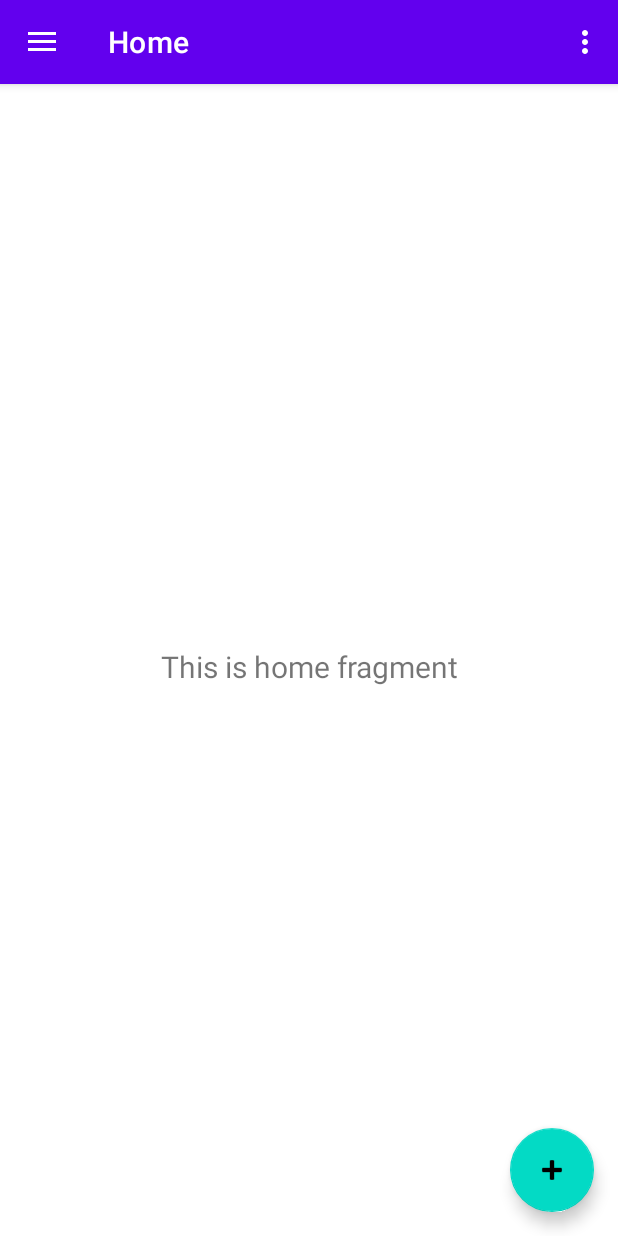
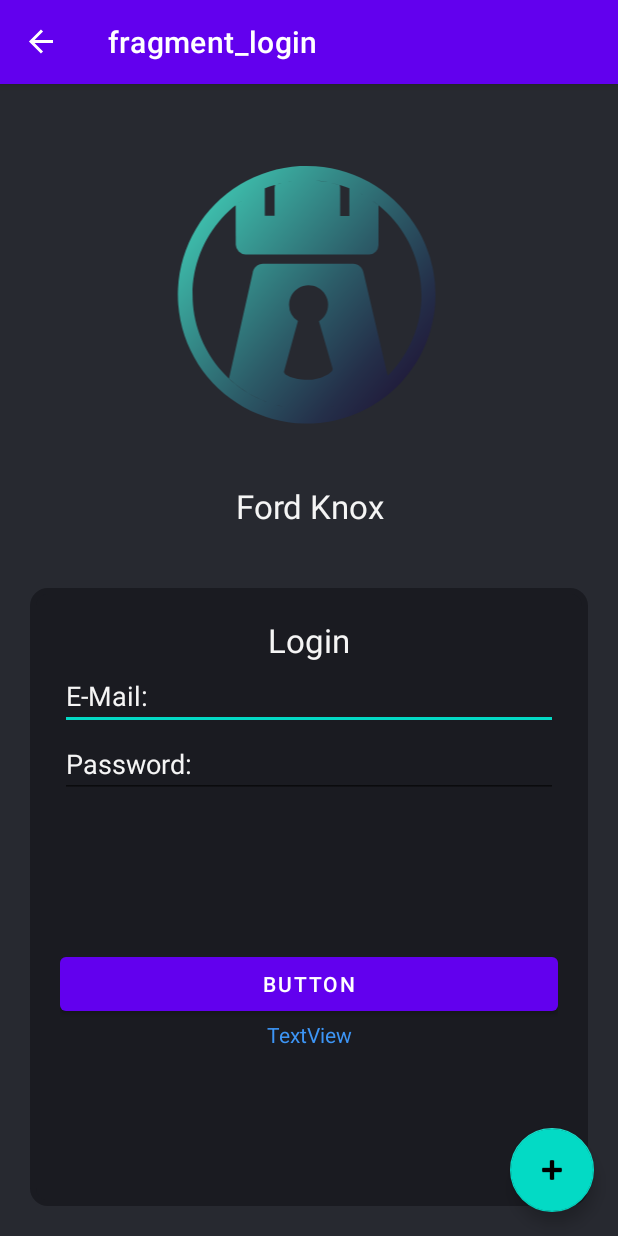
Before and after one commit to phillip12397/Tim, an Android app: the screen it shows after launch (MainActivity), on a phone screen of 412 x 824 dp. Run offline under Robolectric (Android 15) with nearby library versions, the light colour scheme and no system bars; our stand-ins replace navigation-ui.

Commit message:
FK-54 update navigation function

```diff
--- a/app/src/main/java/com/developfuture/fortknox/LoginActivity.java
+++ /dev/null
@@ -1,34 +0,0 @@
-package com.developfuture.fortknox;
-
-import android.content.Intent;
-import android.os.Bundle;
-import android.view.View;
-import android.widget.Button;
-
-import androidx.appcompat.app.AppCompatActivity;
-import androidx.navigation.Navigation;
-
-public class LoginActivity extends AppCompatActivity {
-
-    private Button button = null;
-    private View mainView = findViewById(R.id.navigate_to_home);
-
-    @Override
-    protected void onCreate(Bundle savedInstanceState) {
-        super.onCreate(savedInstanceState);
-        setContentView(R.layout.fragment_login);
-
-        button = (Button) findViewById(R.id.login_button);
-        button.setOnClickListener(new View.OnClickListener() {
-            @Override
-            public void onClick(View v) {
-                openInsideActivity4();
-            }
-        });
-    }
-
-    public void openInsideActivity4()
-    {
-        Navigation.findNavController( mainView );
-    }
-}
--- a/app/src/main/java/com/developfuture/fortknox/MainActivity.java
+++ b/app/src/main/java/com/developfuture/fortknox/MainActivity.java
@@ -48,13 +48,6 @@ public class MainActivity extends AppCompatActivity {
     }
 
     @Override
-    public boolean onCreateOptionsMenu(Menu menu) {
-        // Inflate the menu; this adds items to the action bar if it is present.
-        getMenuInflater().inflate(R.menu.main, menu);
-        return true;
-    }
-
-    @Override
     public boolean onSupportNavigateUp() {
         NavController navController = Navigation.findNavController(this, R.id.nav_host_fragment);
         return NavigationUI.navigateUp(navController, mAppBarConfiguration)
--- /dev/null
+++ b/app/src/main/java/com/developfuture/fortknox/ui/login/LoginFragment.java
@@ -0,0 +1,61 @@
+package com.developfuture.fortknox.ui.login;
+
+import android.os.Bundle;
+
+import androidx.annotation.NonNull;
+import androidx.annotation.Nullable;
+import androidx.fragment.app.Fragment;
+import androidx.lifecycle.Observer;
+import androidx.lifecycle.ViewModelProvider;
+import androidx.navigation.Navigation;
+
+import android.view.LayoutInflater;
+import android.view.View;
+import android.view.ViewGroup;
+import android.widget.Button;
+import android.widget.TextView;
+
+import com.developfuture.fortknox.R;
+import com.developfuture.fortknox.ui.home.HomeViewModel;
+
+/**
+ * A simple {@link Fragment} subclass.
+ * create an instance of this fragment.
+ */
+public class LoginFragment extends Fragment {
+
+    private LoginViewModel loginViewModel;
+
+    @Override
+    public void onCreate(Bundle savedInstanceState) {
+        super.onCreate(savedInstanceState);
+    }
+
+    @Override
+    public View onCreateView(@NonNull LayoutInflater inflater, ViewGroup container, Bundle savedInstanceState) {
+
+        loginViewModel = new ViewModelProvider(this).get(LoginViewModel.class);
+
+        View root = inflater.inflate(R.layout.fragment_login, container, false);
+
+        final TextView emailEntry = root.findViewById(R.id.editTextTextEmailAddress);
+        final Button loginButton = root.findViewById(R.id.login_button);
+
+        loginViewModel.getText().observe(getViewLifecycleOwner(), new Observer<String>() {
+
+            @Override
+            public void onChanged(@Nullable String string) {
+                emailEntry.setText(string);
+            }
+        });
+
+        loginButton.setOnClickListener(new View.OnClickListener() {
+            @Override
+            public void onClick(View view) {
+
+                Navigation.findNavController(root).navigate(R.id.navigateLoginToHome);
+            }
+        });
+        return root;
+    }
+}
--- /dev/null
+++ b/app/src/main/java/com/developfuture/fortknox/ui/login/LoginViewModel.java
@@ -0,0 +1,19 @@
+package com.developfuture.fortknox.ui.login;
+
+import androidx.lifecycle.LiveData;
+import androidx.lifecycle.MutableLiveData;
+import androidx.lifecycle.ViewModel;
+
+public class LoginViewModel extends ViewModel {
+
+    private MutableLiveData<String> mText;
+
+    public LoginViewModel() {
+        mText = new MutableLiveData<>();
+//        mText.setValue("This is the login fragment");
+    }
+
+    public LiveData<String> getText() {
+        return mText;
+    }
+}
--- a/app/src/main/res/layout/activity_login.xml
+++ b/app/src/main/res/layout/fragment_login.xml
@@ -1,11 +1,11 @@
 <?xml version="1.0" encoding="utf-8"?>
-<androidx.constraintlayout.widget.ConstraintLayout
-    xmlns:android="http://schemas.android.com/apk/res/android"
-    xmlns:app="http://schemas.android.com/apk/res-auto"
+<FrameLayout xmlns:android="http://schemas.android.com/apk/res/android"
     xmlns:tools="http://schemas.android.com/tools"
     android:layout_width="match_parent"
+    android:layout_height="match_parent"
+    xmlns:app="http://schemas.android.com/apk/res-auto"
     android:background="@color/background"
-    android:layout_height="match_parent">
+    tools:context=".ui.login.LoginFragment">
 
     <LinearLayout
         android:layout_width="match_parent"
@@ -88,4 +88,4 @@
 
     </LinearLayout>
 
-</androidx.constraintlayout.widget.ConstraintLayout>
+</FrameLayout>
--- a/app/src/main/res/menu/main.xml
+++ /dev/null
@@ -1,9 +0,0 @@
-<?xml version="1.0" encoding="utf-8"?>
-<menu xmlns:android="http://schemas.android.com/apk/res/android"
-    xmlns:app="http://schemas.android.com/apk/res-auto">
-    <item
-        android:id="@+id/action_settings"
-        android:orderInCategory="100"
-        android:title="@string/action_settings"
-        app:showAsAction="never" />
-</menu>
--- a/app/src/main/res/navigation/mobile_navigation.xml
+++ b/app/src/main/res/navigation/mobile_navigation.xml
@@ -3,7 +3,7 @@
     xmlns:app="http://schemas.android.com/apk/res-auto"
     xmlns:tools="http://schemas.android.com/tools"
     android:id="@+id/mobile_navigation"
-    app:startDestination="@+id/nav_home">
+    app:startDestination="@id/loginFragment">
 
     <fragment
         android:id="@+id/nav_home"
@@ -22,4 +22,13 @@
         android:name="com.developfuture.fortknox.ui.slideshow.SlideshowFragment"
         android:label="@string/menu_slideshow"
         tools:layout="@layout/fragment_slideshow" />
+    <fragment
+        android:id="@+id/loginFragment"
+        android:name="com.developfuture.fortknox.ui.login.LoginFragment"
+        android:label="fragment_login"
+        tools:layout="@layout/fragment_login" >
+        <action
+            android:id="@+id/navigateLoginToHome"
+            app:destination="@id/nav_home" />
+    </fragment>
 </navigation>
--- a/app/src/main/res/values/strings.xml
+++ b/app/src/main/res/values/strings.xml
@@ -10,4 +10,6 @@
     <string name="menu_home">Home</string>
     <string name="menu_gallery">Gallery</string>
     <string name="menu_slideshow">Slideshow</string>
+    <!-- TODO: Remove or change this placeholder text -->
+    <string name="hello_blank_fragment">Hello blank fragment</string>
 </resources>
```
